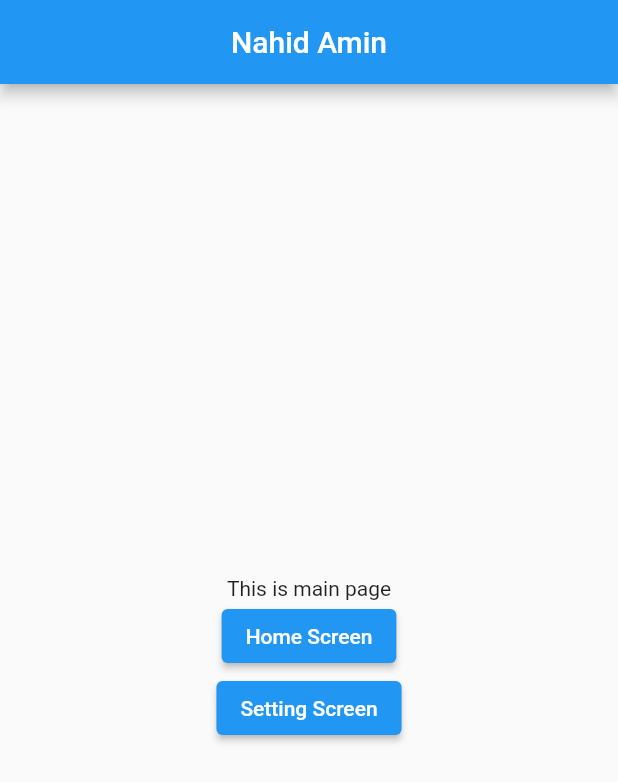
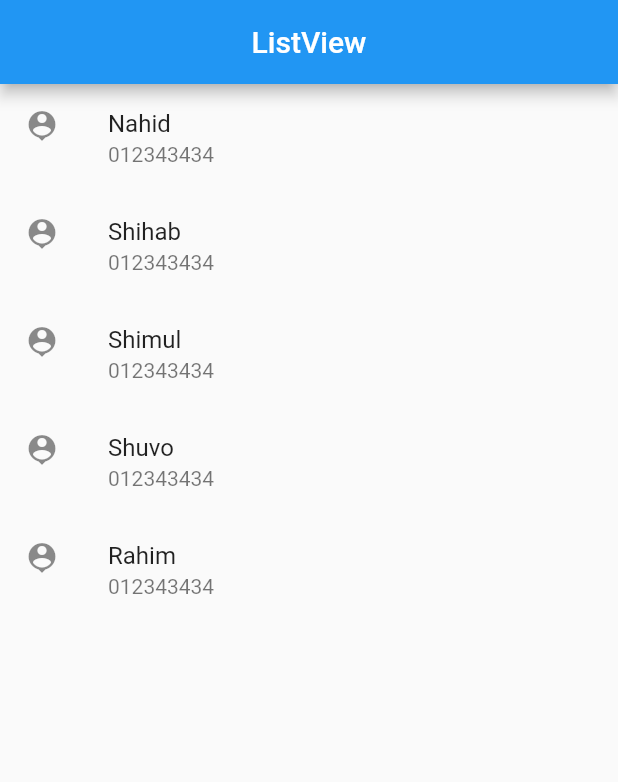
Before and after one commit to Nahid-web/flutter_ostad, a Flutter app: the screen it shows after launch, on a phone screen of 412 x 824 dp. Shown: the top 782 px of the screen. Run offline on Flutter 3.47's test engine with Material 2 defaults, Android fonts, the light colour scheme and no system bars.

Commit message:
listView.builder done

```diff
--- a/lib/body_widget.dart
+++ /dev/null
@@ -1,89 +0,0 @@
-import 'package:flutter/material.dart';
-import 'package:flutter_ostad/snack_bar.dart';
-
-class BodyWidget extends StatelessWidget {
-  const BodyWidget({super.key});
-
-  @override
-  Widget build(BuildContext context) {
-    return Center(
-      child: Column(
-        mainAxisAlignment: MainAxisAlignment.center,
-        children: [
-          const Text('This is main page'),
-          ElevatedButton(
-            onPressed: () {
-              Navigator.push(context,
-                  MaterialPageRoute(builder: (context) => const HomeScreen()));
-            },
-            child: const Text('Home Screen'),
-          ),
-          ElevatedButton(
-            onPressed: () {
-              Navigator.push(
-                  context,
-                  MaterialPageRoute(
-                      builder: (context) => const SettingScreen()));
-            },
-            child: const Text('Setting Screen'),
-          ),
-        ],
-      ),
-    );
-  }
-}
-
-class HomeScreen extends StatelessWidget {
-  const HomeScreen({super.key});
-  @override
-  Widget build(BuildContext context) {
-    return Scaffold(
-      body: Center(
-        child: Column(
-          mainAxisAlignment: MainAxisAlignment.center,
-          children: [
-            const Text('This is Home Screen'),
-            ElevatedButton(
-              onPressed: () {
-                Navigator.push(
-                    context,
-                    MaterialPageRoute(
-                        builder: (context) => const SettingScreen()));
-              },
-              child: const Text('Setting Screen'),
-            ),
-            ElevatedButton(
-              onPressed: () {
-                Navigator.pop(context);
-              },
-              child: const Text('back screen'),
-            ),
-          ],
-        ),
-      ),
-    );
-  }
-}
-
-class SettingScreen extends StatelessWidget {
-  const SettingScreen({super.key});
-  @override
-  Widget build(BuildContext context) {
-    return Scaffold(
-      body: Center(
-        child: Column(
-          mainAxisAlignment: MainAxisAlignment.center,
-          children: [
-            const Text('This is Setting Screen'),
-            ElevatedButton(
-              onPressed: () {
-                Navigator.pop(context);
-              },
-              child: const Text('Back Screen'),
-            ),
-          ],
-        ),
-      ),
-    );
-  }
-}
--- a/lib/main.dart
+++ b/lib/main.dart
@@ -1,6 +1,34 @@
 import 'package:flutter/material.dart';
-import 'package:flutter_ostad/material_app_widget.dart';
 
 void main() {
-  runApp(const MaterialAppWidget());
+  runApp(const MyApp());
 }
+
+class MyApp extends StatelessWidget{
+  const MyApp({super.key});
+
+  @override
+  Widget build(BuildContext context) {
+    final List nameArray = [
+      'Nahid','Shihab','Shimul','Shuvo','Rahim',
+    ];
+    return MaterialApp(
+      home: Scaffold(
+        appBar: AppBar(
+          title: Text('ListView'),
+          centerTitle: true,
+        ),
+        body: ListView.builder(
+          itemCount: nameArray.length,
+          itemBuilder: (context, index) {
+            return ListTile(
+              leading: Icon(Icons.person_pin),
+              title: Text(nameArray[index]),
+              subtitle: Text('012343434'),
+            );
+          },
+        ),
+      ),
+    );
+  }
+}
--- a/lib/material_app_widget.dart
+++ /dev/null
@@ -1,18 +0,0 @@
-import 'package:flutter/material.dart';
-import 'package:flutter_ostad/body_widget.dart';
-
-class MaterialAppWidget extends StatelessWidget{
-  const MaterialAppWidget({super.key});
-  @override
-  Widget build(BuildContext context) {
-    return MaterialApp(
-      home: Scaffold(
-        appBar: AppBar(
-          title: Text('Nahid Amin'),
-          centerTitle: true,
-        ),
-        body: BodyWidget() ,
-      ),
-    );
-  }
-}
```
